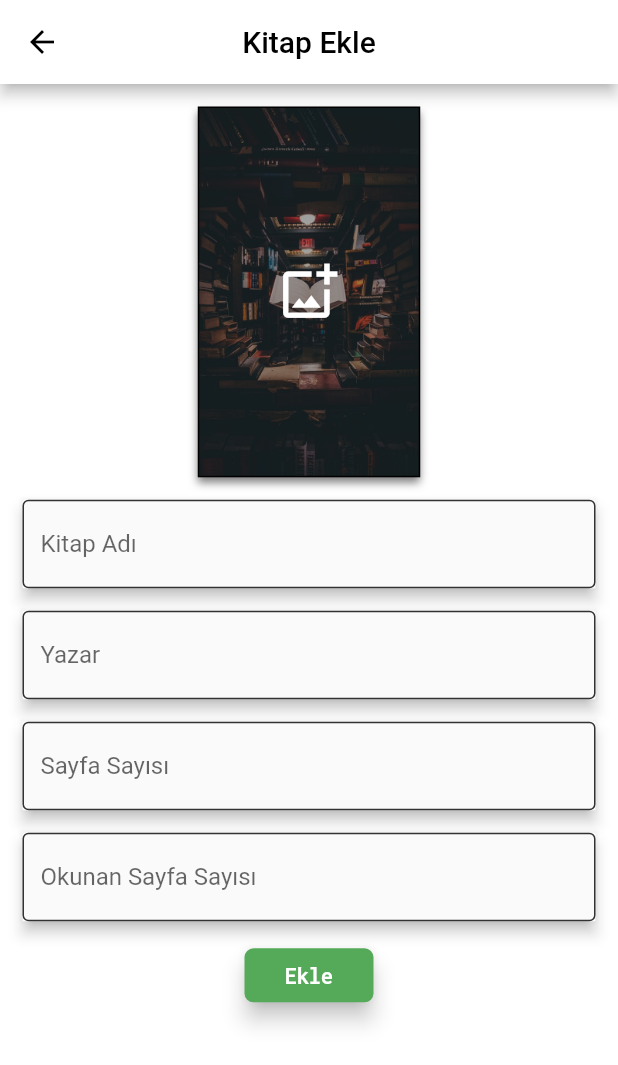
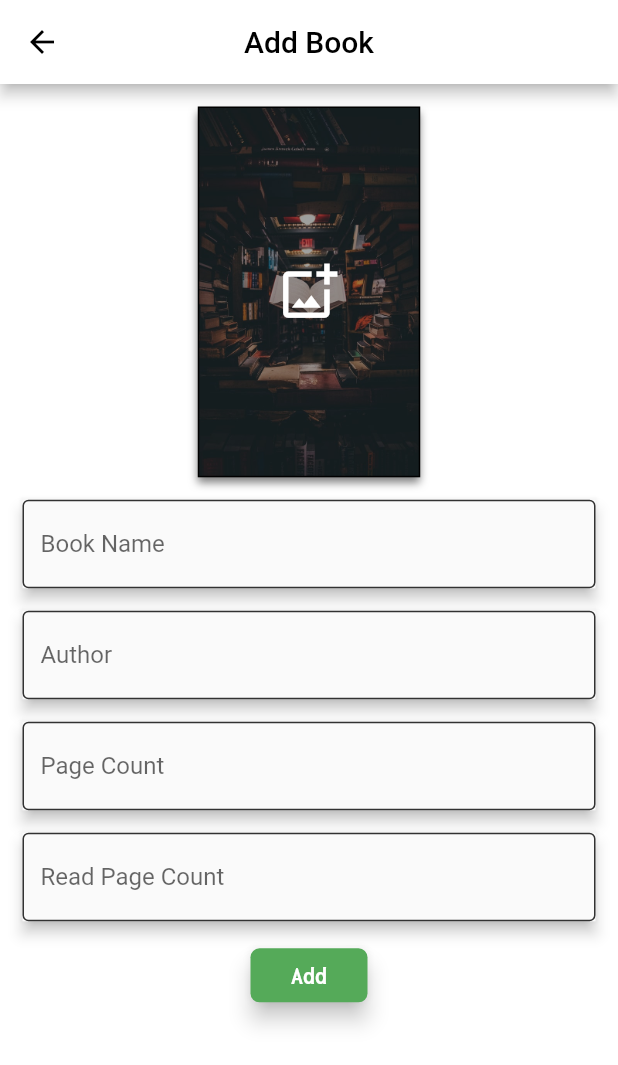
Before and after one commit to adem-emre/BQ-App, a Flutter app: the AddBookView screen opened directly, on a phone screen of 412 x 824 dp. Shown: the top 1065 px of the screen. Run offline on Flutter 3.47's test engine with Material 2 defaults, Android fonts, the phone set to English and light mode, and no system bars; our stand-ins replace bloc, cloud_firestore, email_validator, equatable, firebase_auth, firebase_core and 10 more; missing offline and left inert: social_share; accounts and stored records are empty; project files that could hold a hidden picture were left out.

Commit message:
Change lang and fix problems

```diff
--- a/lib/core/constant/app_dimensions.dart
+++ b/lib/core/constant/app_dimensions.dart
@@ -3,5 +3,5 @@ import 'package:flutter/material.dart';
 class AppDimensions{
   static const pagePadding = EdgeInsets.symmetric(horizontal: 15);
   static const quoteMaxLine = 5;
-  static const snackBarDuration = const Duration(seconds: 2);
+  static const snackBarDuration =  Duration(seconds: 2);
 }
--- a/lib/core/constant/app_strings.dart
+++ b/lib/core/constant/app_strings.dart
@@ -1,51 +1,52 @@
 class AppStrings {
-  static const String welcomeStr = "Hoşgeldin";
-  static const String loginStr = "Giriş";
-  static const String logoutStr = "Çıkış Yap";
+  static const String welcomeStr = "Welcome";
+  static const String loginStr = "Login";
+  static const String logoutStr = "Sign Out";
   static const String mailStr = "Mail";
-  static const String passwordStr = "Şifre";
-  static const String registerStr = "Kayıt Ol";
-  static const String nameStr = "Ad";
-  static const String surnameStr = "Soyad";
-  static const String forgotPasswordStr = "Şifreni mi Unuttun?";
-  static const String noAccountStr = "Hesabın yok mu? Kayıt Ol";
-  static const String resetPasswordStr = "Şifremi Sıfırla";
-  static const String alreadyHaveAccountStr = "Zaten bir hesabım var";
-  static const String backToLoginStr = "Giriş Sayfasına Dön";
-  static const String booksStr = "Kitaplar";
-  static const String editBookStr = "Kitap Düzenle";
-  static const String addBookStr = "Kitap Ekle";
-  static const String bookNameStr = "Kitap Adı";
-  static const String authorStr = "Yazar";
-  static const String pageCountStr = "Sayfa Sayısı";
-  static const String readPageCountStr = "Okunan Sayfa Sayısı";
-  static const String addStr = "Ekle";
-  static const String editStr = "Düzenle";
-  static const String saveStr = "Kaydet";
-  static const String pageNumberStr = "Sayfa Numarası";
-  static const String pageNumberQuestStr = "Kaçıncı Sayfadasın?";
-  static const String deleteStr = "Sil";
+  static const String passwordStr = "Password";
+  static const String registerStr = "Register";
+  static const String nameStr = "First Name";
+  static const String surnameStr = "Last Name";
+  static const String forgotPasswordStr = "Forgot Password";
+  static const String noAccountStr = "Don't have an account? Register";
+  static const String resetPasswordStr = "Reset Password";
+  static const String alreadyHaveAccountStr = "I already have an account";
+  static const String backToLoginStr = "Back to login";
+  static const String booksStr = "Books";
+  static const String editBookStr = "Edit Book";
+  static const String addBookStr = "Add Book";
+  static const String bookNameStr = "Book Name";
+  static const String authorStr = "Author";
+  static const String pageCountStr = "Page Count";
+  static const String readPageCountStr = "Read Page Count";
+  static const String addStr = "Add";
+  static const String editStr = "Edit";
+  static const String saveStr = "Save";
+  static const String pageNumberStr = "Page Number";
+  static const String pageNumberQuestStr = "Page Number You Are On";
+  static const String deleteStr = "Delete";
   static const String deleteBookQuest =
-      "Bu kitabı silmek istediğine emin misin?";
+      "Are you sure you want to delete this book?";
   static const String deleteQuoteQuest =
-      "Bu alıntıyı silmek istediğine emin misin?";
-  static const String cancelStr = "İptal";
-  static const String quoteStr = "Alıntı";
-  static const String invalidMail = "Geçersiz Mail";
-  static const String canNotBeEmpty = "Bu alan boş bırakılamaz";
-  static const String invalidPassword = "Şifre en az 6 karakterden oluşmalıdır";
+      "Are you sure you want to delete this quote?";
+  static const String cancelStr = "Cancel";
+  static const String quoteStr = "Quote";
+  static const String invalidMail = "Invalid mail";
+  static const String canNotBeEmpty = "This field can not be empty";
+  static const String invalidPassword =
+      "Password must be at least 6 characters";
 
-  static const String registerSuccessMsg = "Kayıt işlemi başarıyla tamamlandı";
+  static const String registerSuccessMsg = "Register is successful";
 
   static const String resetPasswordMailSentMsg =
-      "Şifre sıfırlama maili gönderildi";
+      "Reset password mail is sent to your mail";
 
   static const String invalidReadPageCount =
-      "Okunan sayfa sayısı, kitabın sayfa sayısından büyük olamaz";
+      "The number of pages read cannot be greater than the number of pages in the book";
 
-  static const String noQuotes = "Henüz bir alıntı eklenmemiş";
+  static const String noQuotes = "No quotes have been added yet";
 
-  static const String copiedToClipboard = "Panoya Kopyalandı";
+  static const String copiedToClipboard = "Copied to clipboard";
 
   static const String bqHashtag = "BQ";
   static const String appName = "BQ";
--- a/lib/features/auth/register/cubit/register_cubit.dart
+++ b/lib/features/auth/register/cubit/register_cubit.dart
@@ -1,5 +1,4 @@
 import 'package:bloc/bloc.dart';
-import 'package:equatable/equatable.dart';
 
 import '../../../../core/auth/models/user_model.dart';
 import '../../../../core/auth/service/auth_service.dart';
--- a/lib/features/auth/reset_password/cubit/reset_password_cubit.dart
+++ b/lib/features/auth/reset_password/cubit/reset_password_cubit.dart
@@ -1,6 +1,5 @@
 import 'package:bloc/bloc.dart';
 import 'package:bq_app/core/auth/service/auth_service.dart';
-import 'package:equatable/equatable.dart';
 
 part 'reset_password_state.dart';
 
@@ -11,13 +10,10 @@ class ResetPasswordCubit extends Cubit<ResetPasswordState> {
 
   Future<void> resetPassword() async {
     try {
-      print(mail);
       await _authService.resetPassword(mail!);
       emit(ResetPasswordSuccess());
     } catch (e) {
       emit(ResetPasswordError(e.toString()));
     }
   }
-
-
 }
--- a/lib/features/books/books_home/cubit/books_home_cubit.dart
+++ b/lib/features/books/books_home/cubit/books_home_cubit.dart
@@ -37,7 +37,6 @@ class BooksHomeCubit extends Cubit<BooksHomeState> {
       emit(ReadPagesEditSuccess());
       fetchBooks(userId);
     } catch (e) {
-      print("Hata oluştu: $e");
       emit(ReadPagesEditError(message: e.toString()));
     }
   }
--- a/lib/features/quotes/add_quote/view/add_quote_view.dart
+++ b/lib/features/quotes/add_quote/view/add_quote_view.dart
@@ -5,7 +5,6 @@ import 'package:bq_app/core/constant/app_strings.dart';
 import 'package:bq_app/core/style/app_text_style.dart';
 import 'package:bq_app/core/widgets/custom_button.dart';
 import 'package:bq_app/core/widgets/custom_text_form.dart';
-import 'package:bq_app/features/books/add_book/cubit/add_book_cubit.dart';
 import 'package:bq_app/features/quotes/add_quote/cubit/add_quote_cubit.dart';
 import 'package:bq_app/features/quotes/quotes_list/cubit/quotes_list_cubit.dart';
 import 'package:bq_app/features/quotes/widgets/dialog_close_button.dart';
--- a/lib/features/quotes/widgets/quote_card.dart
+++ b/lib/features/quotes/widgets/quote_card.dart
@@ -3,7 +3,6 @@ import 'package:bq_app/core/style/app_text_style.dart';
 import 'package:flutter/material.dart';
 import 'package:flutter_slidable/flutter_slidable.dart';
 import 'package:font_awesome_flutter/font_awesome_flutter.dart';
-import 'package:google_fonts/google_fonts.dart';
 
 import '../../../core/constant/app_colors.dart';
 
```
Also changed, not shown: lib/core/widgets/custom_text_form.dart (+6 -4 lines).
